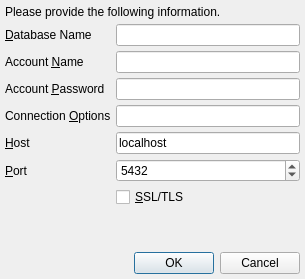
This is branches/trunk/UI/spot-on-postgresql-connect.ui in textbrowser/spot-on as Qt 5 draws it before an edit. The edited form follows.
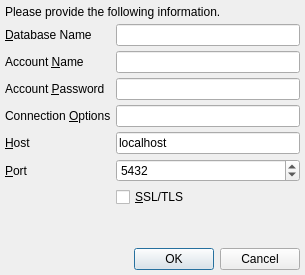
This is the edited form. Icons and pictures are not drawn.

Diff of the .ui file:
```diff
--- a/branches/trunk/UI/spot-on-postgresql-connect.ui
+++ b/branches/trunk/UI/spot-on-postgresql-connect.ui
@@ -7,7 +7,7 @@
     <x>0</x>
     <y>0</y>
     <width>305</width>
-    <height>279</height>
+    <height>275</height>
    </rect>
   </property>
   <property name="windowIcon">
```
Left out of the diff: 11 changed lines with no effect on the pictures.
